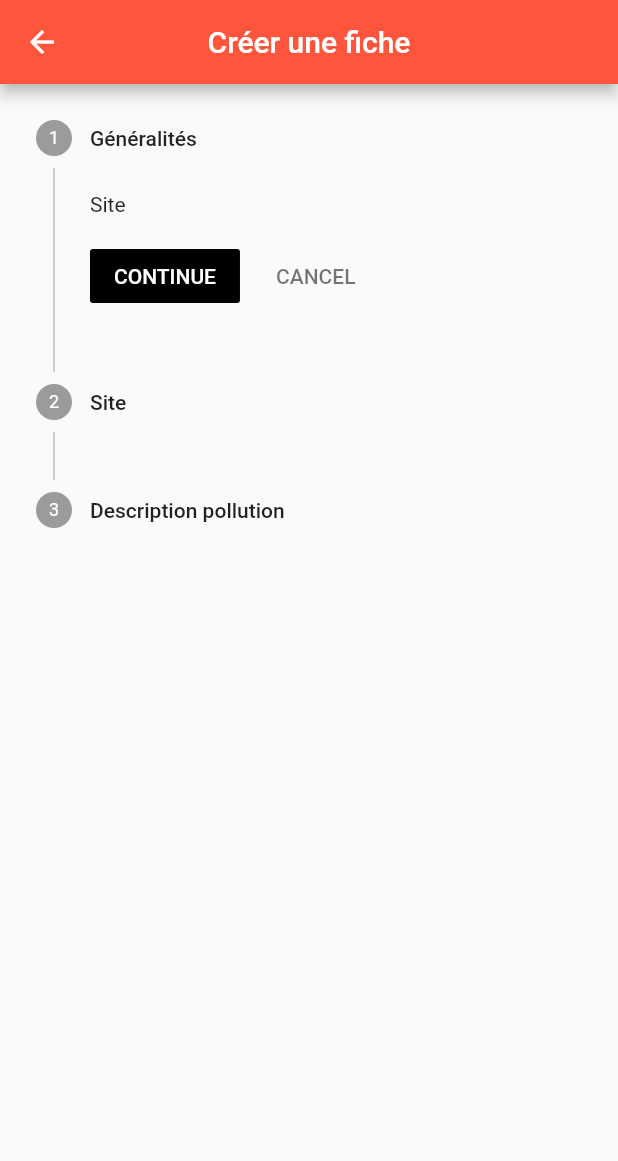
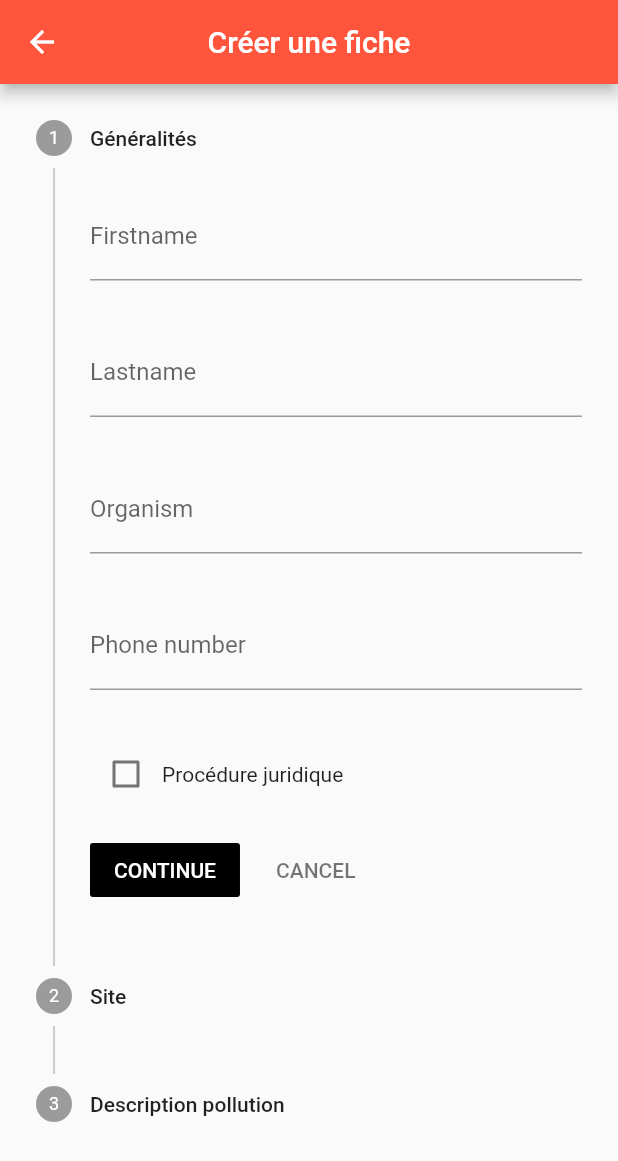
Before and after one commit to cballevre/sami, a Flutter app: the screen it shows after launch, after a tap on the "add" icon, on a phone screen of 412 x 824 dp. Shown: the top 1161 px of the screen. Run offline on Flutter 3.47's test engine with Material 2 defaults, Android fonts, the phone set to English and light mode, and no system bars; drawn by our look-alikes of reactive_forms.

Commit message:
Add generality form

```diff
--- a/lib/main.dart
+++ b/lib/main.dart
@@ -16,7 +16,7 @@ class MyApp extends StatelessWidget {
       theme: ThemeData(
         primarySwatch: Palette.primary,
       ),
-      home: const HomePage(title: 'Flutter Demo Home Page'),
+      home: const HomePage(),
     );
   }
 }
--- a/lib/pages/create_recognition_sheet.dart
+++ b/lib/pages/create_recognition_sheet.dart
@@ -1,4 +1,6 @@
 import 'package:flutter/material.dart';
+import 'package:reactive_forms/reactive_forms.dart';
+import 'package:sami/pages/home.dart';
 import 'package:sami/pages/recognition_sheet.dart';
 import 'package:sami/utils/palette.dart';
 
@@ -11,6 +13,20 @@ class CreateRecognitionSheetPage extends StatefulWidget {
 
 class _CreateRecognitionSheetPageState extends State<CreateRecognitionSheetPage> {
   int _index = 0;
+
+  FormGroup buildGeneralityForm() => fb.group(<String, Object>{
+    'sampler_firstname': FormControl<String>(
+      validators: [Validators.required],
+    ),
+    'sampler_lastname': FormControl<String>(
+      validators: [Validators.required],
+    ),
+    'sampler_organism': FormControl<String>(
+      validators: [Validators.required],
+    ),
+    'sampler_phone_number': FormControl<String>(),
+    'is_judiciary_process' : FormControl<bool>(value: false),
+  });
 
   @override
   Widget build(BuildContext context) {
@@ -28,6 +44,8 @@ class _CreateRecognitionSheetPageState extends State<CreateRecognitionSheetPage>
               setState(() {
                 _index -= 1;
               });
+            } else if(_index == 0) {
+              Navigator.of(context).pop();
             }
           },
           onStepContinue: () {
@@ -53,7 +71,82 @@ class _CreateRecognitionSheetPageState extends State<CreateRecognitionSheetPage>
               title: const Text('Généralités'),
               content: Container(
               alignment: Alignment.centerLeft,
-              child: const Text('Site')),
+              child: ReactiveFormBuilder(
+                  form: buildGeneralityForm,
+                  builder: (context, form, child) {
+                    return Column(
+                      children: [
+                        ReactiveTextField<String>(
+                          formControlName: 'sampler_firstname',
+                          validationMessages: {
+                            ValidationMessage.required: (_) =>
+                            'The firstname must not be empty'
+                          },
+                          textInputAction: TextInputAction.next,
+                          decoration: const InputDecoration(
+                            labelText: 'Firstname',
+                            helperText: '',
+                            helperStyle: TextStyle(height: 0.7),
+                            errorStyle: TextStyle(height: 0.7),
+                          ),
+                        ),
+                        const SizedBox(height: 16.0),
+                        ReactiveTextField<String>(
+                          formControlName: 'sampler_lastname',
+                          validationMessages: {
+                            ValidationMessage.required: (_) =>
+                            'The lastname must not be empty',
+                          },
+                          textInputAction: TextInputAction.done,
+                          decoration: const InputDecoration(
+                            labelText: 'Lastname',
+                            helperText: '',
+                            helperStyle: TextStyle(height: 0.7),
+                            errorStyle: TextStyle(height: 0.7),
+                          ),
+                        ),
+                        const SizedBox(height: 16.0),
+                        ReactiveTextField<String>(
+                          formControlName: 'sampler_organism',
+                          validationMessages: {
+                          ValidationMessage.required: (_) =>
+                            'The organism must not be empty',
+                          },
+                          textInputAction: TextInputAction.done,
+                          decoration: const InputDecoration(
+                            labelText: 'Organism',
+                            helperText: '',
+                            helperStyle: TextStyle(height: 0.7),
+                            errorStyle: TextStyle(height: 0.7),
+                          ),
+                        ),
+                        const SizedBox(height: 16.0),
+                        ReactiveTextField<String>(
+                          formControlName: 'sampler_phone_number',
+                          validationMessages: {
+                            ValidationMessage.required: (_) =>
+                            'The phone number must not be empty',
+                          },
+                          textInputAction: TextInputAction.done,
+                          decoration: const InputDecoration(
+                            labelText: 'Phone number',
+                            helperText: '',
+                            helperStyle: TextStyle(height: 0.7),
+                            errorStyle: TextStyle(height: 0.7),
+                          ),
+                        ),
+                        const SizedBox(height: 16.0),
+                        Row(
+                          children: [
+                            ReactiveCheckbox(formControlName: 'is_judiciary_process'),
+                            const Text('Procédure juridique')
+                          ],
+                        ),
+                      ],
+                    );
+                  },
+              ),
+              ),
             ),
             Step(
               title: const Text('Site'),
--- a/lib/pages/home.dart
+++ b/lib/pages/home.dart
@@ -6,9 +6,7 @@ import 'package:sami/widgets/fab_with_icons.dart';
 import 'package:sami/widgets/fab_bottom_app_bar.dart';
 
 class HomePage extends StatefulWidget {
-  const HomePage({super.key, required this.title});
-
-  final String title;
+  const HomePage({super.key});
 
   @override
   State<HomePage> createState() => _HomePageState();
--- a/pubspec.yaml
+++ b/pubspec.yaml
@@ -33,6 +33,7 @@ dependencies:
     sdk: flutter
 
   qr_code_scanner: ^1.0.1
+  reactive_forms: ^14.1.0
 
 
   # The following adds the Cupertino Icons font to your application.
```
Also changed, not shown: pubspec.lock.
